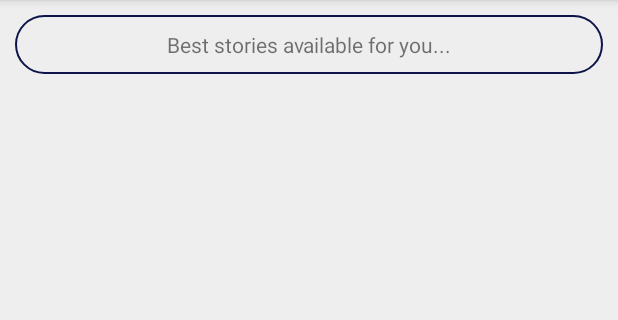
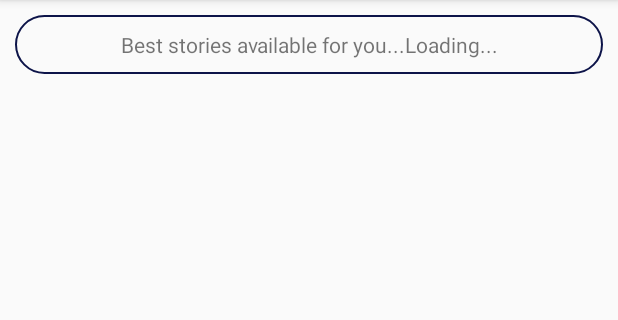
Before and after one commit to shubhamp98/Story_Book-The_Guiding_Friend, an Android app: the screen it shows after launch (MainActivity), on a phone screen of 412 x 824 dp, the part 84-404 px from its top. Run offline under Robolectric (Android 15) with nearby library versions, the phone set to English and light mode, and no system bars; our stand-ins replace Firebase (no records; nobody signed in at launch, a user with empty details on screens opened directly).

Commit message:
Fixed listing of stories

```diff
--- a/app/build.gradle
+++ b/app/build.gradle
@@ -42,4 +42,6 @@ dependencies {
     // pdf viewer library
     implementation 'com.github.barteksc:android-pdf-viewer:2.8.2'
 
+    implementation 'es.voghdev.pdfviewpager:library:1.0.6'
+
 }
--- a/app/src/main/AndroidManifest.xml
+++ b/app/src/main/AndroidManifest.xml
@@ -3,6 +3,8 @@
     package="com.example.storybook_theguidingfriend">
 
     <uses-permission android:name="android.permission.INTERNET"/>
+    <uses-permission android:name="android.permission.WRITE_EXTERNAL_STORAGE" />
+    <uses-permission android:name="android.permission.READ_EXTERNAL_STORAGE" />
 
     <application
         android:allowBackup="true"
--- a/app/src/main/java/com/example/storybook_theguidingfriend/MainActivity.kt
+++ b/app/src/main/java/com/example/storybook_theguidingfriend/MainActivity.kt
@@ -20,7 +20,7 @@ class MainActivity : AppCompatActivity() {
 
     private var mRecyclerView: RecyclerView? = null
     private var mAdapter: RecyclerView.Adapter<*>? = null
-    var storyDetails: ArrayList<StoryBooksDataClass> = ArrayList()
+    var storyDetails = ArrayList<StoryBooksDataClass>()
 
     override fun onCreate(savedInstanceState: Bundle?) {
         super.onCreate(savedInstanceState)
@@ -32,16 +32,15 @@ class MainActivity : AppCompatActivity() {
 
         //getting recyclerview from xml
         mRecyclerView = findViewById(R.id.bookListRecyclerView)
-
         //adding a layoutmanager
         val mLayoutManager = LinearLayoutManager(this, LinearLayoutManager.VERTICAL, false)
+        mRecyclerView!!.layoutManager = mLayoutManager
 
-        mRecyclerView!!.layoutManager = mLayoutManager
+        //storyDetails.add(StoryBooksDataClass(1, "Test", "Shubham", "test"))
 
         //println("After FB Data:" + storyDetails)
         mAdapter = CustomAdapter(storyDetails)
         mRecyclerView!!.adapter = mAdapter
-        mAdapter!!.notifyDataSetChanged()
     }
 
     private fun getStoryDetailsFromFirebaseDB() {
@@ -67,6 +66,7 @@ class MainActivity : AppCompatActivity() {
                         val storyAuthorFromFB = hashMap["Author"].toString()
                         val storyURLFromFB = hashMap["URL"].toString()
 
+                        /*====================
                         val storyData = StoryBooksDataClass() // StoryBooksDataClass is a class used to bind the data
                         storyData.sno = sno
                         storyData.storyTitle = storyTitleFromFB
@@ -75,12 +75,17 @@ class MainActivity : AppCompatActivity() {
 
                         storyDetails.add(storyData)
 
-                        println("In FB Data:" + storyDetails)
+                         */
+
+                        storyDetails.add(StoryBooksDataClass(sno, storyTitleFromFB, storyAuthorFromFB, storyURLFromFB))
+
+                        //println("In FB Data:" + storyDetails)
 
                         lastStoryTextView.text = "Last story: " + storyTitleFromFB
 
                     }
                 }
+                mAdapter!!.notifyDataSetChanged() // it is used to indicate that some new data add/changed
             }
         })
     }
--- a/app/src/main/java/com/example/storybook_theguidingfriend/StoryBooksDataClass.kt
+++ b/app/src/main/java/com/example/storybook_theguidingfriend/StoryBooksDataClass.kt
@@ -5,4 +5,5 @@ data class StoryBooksDataClass(
     var sno: Int = 0,
     var storyTitle: String? = null,
     var storyAuthorName: String? = null,
-    var storyURL: String? = null)
+    var storyURL: String? = null
+)
--- a/app/src/main/res/layout/activity_main.xml
+++ b/app/src/main/res/layout/activity_main.xml
@@ -14,7 +14,7 @@
         android:layout_height="wrap_content"
         android:layout_margin="10dp"
         android:background="@drawable/round_heading"
-        android:text=" Best stories available for you... "
+        android:text=" Best stories available for you...Loading... "
         android:drawablePadding="4dp"
         android:maxLines="2"
         android:gravity="center"
--- a/app/src/main/res/values/colors.xml
+++ b/app/src/main/res/values/colors.xml
@@ -3,5 +3,5 @@
     <color name="colorPrimary">#008577</color>
     <color name="colorPrimaryDark">#00574B</color>
     <color name="colorAccent">#D81B60</color>
-    <color name="backgroundcolor">#eeeeee</color>
+    <color name="backgroundcolor">#FAFAFA</color>
 </resources>
```
Also changed, not shown: app/src/main/java/com/example/storybook_theguidingfriend/CustomAdapter.kt (+4 -6 lines), app/src/main/java/com/example/storybook_theguidingfriend/StoryBookDetailActivity.kt (+40 -2 lines), app/src/main/res/layout/activity_story_book_detail.xml (+15 -0 lines).
